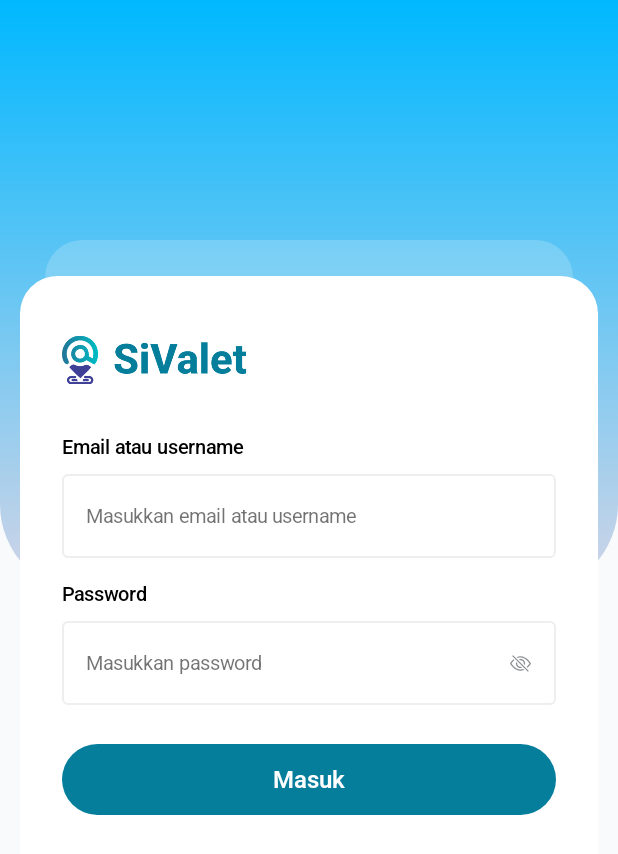
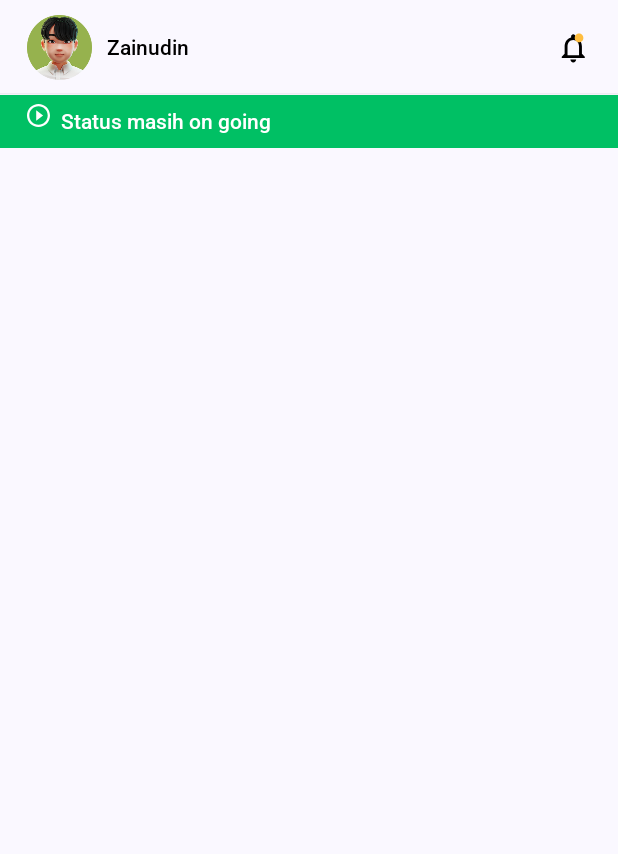
Before and after one commit to FikrTechnology/SiValet_Android, an Android app built with Jetpack Compose: the screen it shows after launch (MainActivity), after a tap on "Masuk", on a phone screen of 412 x 824 dp. Shown: the top 854 px of the screen. Run offline under Robolectric (Android 15) with nearby library versions, the phone set to English and light mode, and no system bars.

Commit message:
Adding Home Screen and Update Strings Login Screen

```diff
--- a/app/src/main/java/com/example/sivalet/navigation/Navigation.kt
+++ b/app/src/main/java/com/example/sivalet/navigation/Navigation.kt
@@ -4,6 +4,7 @@ import androidx.compose.runtime.Composable
 import androidx.navigation.compose.NavHost
 import androidx.navigation.compose.composable
 import androidx.navigation.compose.rememberNavController
+import com.example.sivalet.presentation.home.HomeScreen
 import com.example.sivalet.presentation.login.LoginScreen
 
 @Composable
@@ -15,7 +16,13 @@ fun SetupNavigation() {
         startDestination = Screen.Login.route
     ) {
         composable(route = Screen.Login.route) {
-            LoginScreen()
+            LoginScreen(
+                onClickMasuk = {navController.navigate(Screen.Home.route)},
+                onClickForgotPass = {}
+            )
+        }
+        composable(route = Screen.Home.route) {
+            HomeScreen()
         }
     }
 }
--- a/app/src/main/java/com/example/sivalet/navigation/Screen.kt
+++ b/app/src/main/java/com/example/sivalet/navigation/Screen.kt
@@ -2,4 +2,5 @@ package com.example.sivalet.navigation
 
 sealed class Screen(val route: String) {
     object Login : Screen("login")
+    object Home : Screen("home")
 }
--- /dev/null
+++ b/app/src/main/java/com/example/sivalet/presentation/component/ComponentStatusOngoing.kt
@@ -0,0 +1,41 @@
+package com.example.sivalet.presentation.component
+
+import androidx.compose.foundation.Image
+import androidx.compose.foundation.background
+import androidx.compose.foundation.layout.Box
+import androidx.compose.foundation.layout.Row
+import androidx.compose.foundation.layout.Spacer
+import androidx.compose.foundation.layout.fillMaxWidth
+import androidx.compose.foundation.layout.height
+import androidx.compose.foundation.layout.padding
+import androidx.compose.foundation.layout.width
+import androidx.compose.runtime.Composable
+import androidx.compose.ui.Alignment
+import androidx.compose.ui.Modifier
+import androidx.compose.ui.res.painterResource
+import androidx.compose.ui.unit.dp
+import com.example.sivalet.R
+import com.example.sivalet.ui.theme.HomeStrings
+import com.example.sivalet.ui.theme.SiValetColor
+
+@Composable
+fun InformationStatusOngoing() {
+    Box(
+        modifier = Modifier
+            .fillMaxWidth()
+            .height(35.dp)
+            .background(SiValetColor.Secondary),
+        contentAlignment = Alignment.CenterStart
+    ) {
+        Row(
+            modifier = Modifier.padding(horizontal = 18.dp)
+        ){
+            Image(
+                painter = painterResource(id = R.drawable.ico_ongoing),
+                contentDescription = null
+            )
+            Spacer(modifier = Modifier.width(7.dp))
+            TextBodySemiLargeWhite500(text = HomeStrings.LABEL_ONGOING)
+        }
+    }
+}
--- a/app/src/main/java/com/example/sivalet/presentation/component/ComponentText.kt
+++ b/app/src/main/java/com/example/sivalet/presentation/component/ComponentText.kt
@@ -7,6 +7,7 @@ import androidx.compose.ui.graphics.Color
 import androidx.compose.ui.text.font.FontWeight
 import androidx.compose.ui.text.style.TextDecoration
 import androidx.compose.ui.unit.sp
+import com.example.sivalet.ui.theme.Roboto
 import com.example.sivalet.ui.theme.SiValetColor
 
 //////////////////////////////// TEXT Headline Styles //////////////////////////////////
@@ -59,6 +60,44 @@ fun TextBodyLargeWhite600(
         style = MaterialTheme.typography.bodyLarge,
         color = SiValetColor.White,
         fontWeight = FontWeight.W600
+    )
+}
+
+@Composable
+fun TextBodyLargeBlack500(
+    text: String,
+){
+    Text(
+        text = text,
+        style = MaterialTheme.typography.bodyLarge,
+        color = SiValetColor.Black,
+        fontWeight = FontWeight.W500
+    )
+}
+
+@Composable
+fun TextBodySemiLargeBlack500(
+    text: String,
+){
+    Text(
+        text = text,
+        fontFamily = Roboto,
+        fontSize = 14.sp,
+        color = SiValetColor.Black,
+        fontWeight = FontWeight.W500
+    )
+}
+
+@Composable
+fun TextBodySemiLargeWhite500(
+    text: String,
+){
+    Text(
+        text = text,
+        fontFamily = Roboto,
+        fontSize = 14.sp,
+        color = SiValetColor.White,
+        fontWeight = FontWeight.W500
     )
 }
 
--- /dev/null
+++ b/app/src/main/java/com/example/sivalet/presentation/component/ComponentTopBar.kt
@@ -0,0 +1,104 @@
+package com.example.sivalet.presentation.component
+
+import androidx.compose.foundation.Image
+import androidx.compose.foundation.clickable
+import androidx.compose.foundation.layout.Arrangement
+import androidx.compose.foundation.layout.Box
+import androidx.compose.foundation.layout.Row
+import androidx.compose.foundation.layout.Spacer
+import androidx.compose.foundation.layout.fillMaxWidth
+import androidx.compose.foundation.layout.height
+import androidx.compose.foundation.layout.padding
+import androidx.compose.foundation.layout.width
+import androidx.compose.material3.HorizontalDivider
+import androidx.compose.runtime.Composable
+import androidx.compose.ui.Alignment
+import androidx.compose.ui.Modifier
+import androidx.compose.ui.graphics.painter.Painter
+import androidx.compose.ui.unit.dp
+import com.example.sivalet.ui.theme.SiValetColor
+
+@Composable
+fun TopBarHomeScreen(
+    onlyLogo: Boolean = false,
+    leading: Boolean = false,
+    title: Boolean = false,
+    trailing: Boolean = false,
+    profile: Boolean = false,
+    imgProfile: Painter? = null,
+    nameProfile: String? = null,
+    onClickLeading: () -> Unit = {},
+    onClickTrailing: () -> Unit = {},
+    imgLeading: Painter? = null,
+    textTitle: String? = null,
+    imgTrailing: Painter? = null
+) {
+    Box {
+        Row(
+            modifier = Modifier
+                .fillMaxWidth()
+                .padding(vertical = 10.dp, horizontal = 18.dp),
+            horizontalArrangement = Arrangement.SpaceBetween,
+            verticalAlignment = Alignment.CenterVertically
+        ) {
+            if (onlyLogo){
+                imgLeading?.let {
+                    Image(
+                        painter = it,
+                        contentDescription = null,
+                        modifier = Modifier.height(24.dp)
+                    )
+                }
+            }
+
+            if (leading){
+                imgLeading?.let {
+                    Image(
+                        painter = it,
+                        contentDescription = null,
+                        modifier = Modifier
+                            .height(24.dp)
+                            .clickable { onClickLeading() }
+                    )
+                }
+            }
+
+            if (profile){
+                Row(
+                    verticalAlignment = Alignment.CenterVertically
+                ) {
+                    imgProfile?.let {
+                        Image(
+                            modifier = Modifier.width(43.dp),
+                            painter = it,
+                            contentDescription = null
+                        )
+                    }
+                    Spacer(modifier = Modifier.width(10.dp))
+                    nameProfile?.let { TextBodySemiLargeBlack500(text = it) }
+                }
+            }
+
+            if (title){
+                textTitle?.let { TextBodyLargeBlack500(text = it) }
+            }
+
+            if (trailing){
+                imgTrailing?.let {
+                    Image(
+                        painter = it,
+                        contentDescription = null,
+                        modifier = Modifier
+                            .height(24.dp)
+                            .clickable { onClickTrailing() }
+                    )
+                }
+            }
+        }
+        HorizontalDivider(
+            modifier = Modifier.align(Alignment.BottomCenter),
+            thickness = 1.dp,
+            color = SiValetColor.Black.copy(alpha = 0.05f)
+        )
+    }
+}
--- /dev/null
+++ b/app/src/main/java/com/example/sivalet/presentation/home/HomeScreen.kt
@@ -0,0 +1,41 @@
+package com.example.sivalet.presentation.home
+
+import androidx.compose.foundation.layout.Box
+import androidx.compose.foundation.layout.WindowInsets
+import androidx.compose.foundation.layout.fillMaxSize
+import androidx.compose.foundation.layout.padding
+import androidx.compose.material3.Scaffold
+import androidx.compose.runtime.Composable
+import androidx.compose.ui.Modifier
+import androidx.compose.ui.res.painterResource
+import androidx.compose.ui.tooling.preview.Preview
+import androidx.compose.ui.unit.dp
+import com.example.sivalet.R
+import com.example.sivalet.presentation.component.InformationStatusOngoing
+import com.example.sivalet.presentation.component.TopBarHomeScreen
+
+@Preview(showBackground = true, showSystemUi = true)
+@Composable
+fun HomeScreen(){
+    Scaffold(
+        contentWindowInsets = WindowInsets(0.dp, 0.dp, 0.dp, 0.dp),
+
+        topBar = {
+            TopBarHomeScreen(
+                profile = true,
+                trailing = true,
+                imgProfile = painterResource(id = R.drawable.img_profile),
+                nameProfile = "Zainudin",
+                imgTrailing = painterResource(id = R.drawable.ico_notification)
+            )
+        }
+    ) { paddingValues ->
+        Box(
+            modifier = Modifier
+                .fillMaxSize()
+                .padding(paddingValues)
+        ) {
+            InformationStatusOngoing()
+        }
+    }
+}
--- a/app/src/main/java/com/example/sivalet/presentation/login/LoginScreen.kt
+++ b/app/src/main/java/com/example/sivalet/presentation/login/LoginScreen.kt
@@ -27,17 +27,19 @@ import androidx.compose.ui.Modifier
 import androidx.compose.ui.draw.clip
 import androidx.compose.ui.graphics.Brush
 import androidx.compose.ui.res.painterResource
-import androidx.compose.ui.tooling.preview.Preview
 import androidx.compose.ui.unit.dp
 import com.example.sivalet.R
 import com.example.sivalet.presentation.component.OutlinedTextFieldLogin
 import com.example.sivalet.presentation.component.TextBodyLargeWhite600
 import com.example.sivalet.presentation.component.TextBodySmallOldBlue500
+import com.example.sivalet.ui.theme.LoginStrings
 import com.example.sivalet.ui.theme.SiValetColor
 
-@Preview(showBackground = true)
 @Composable
-fun LoginScreen() {
+fun LoginScreen(
+    onClickMasuk : () -> Unit,
+    onClickForgotPass : () -> Unit
+) {
     var username by remember { mutableStateOf("") }
     var password by remember { mutableStateOf("") }
 
@@ -95,23 +97,23 @@ fun LoginScreen() {
                     Spacer(modifier = Modifier.height(34.dp))
 
                     OutlinedTextFieldLogin(
-                        labelName = "Email atau username",
+                        labelName = LoginStrings.LABEL_USERNAME,
                         value = username,
                         onValueChange = { username = it },
-                        placeholder = "Masukkan email atau username",
+                        placeholder = LoginStrings.PLACEHOLDER_USERNAME,
                     )
 
                     Spacer(modifier = Modifier.height(16.dp))
 
                     OutlinedTextFieldLogin(
-                        labelName = "Password",
+                        labelName = LoginStrings.LABEL_PASSWORD,
                         value = password,
                         onValueChange = { password = it },
-                        placeholder = "Masukkan password",
+                        placeholder = LoginStrings.PLACEHOLDER_PASSWORD,
                         trailingIcon = {
                             Icon(
                                 painter = painterResource(id = R.drawable.ico_eye_hide),
-                                contentDescription = "Icon Eye Hide"
+                                contentDescription = LoginStrings.CD_PASSWORD
                             )
                         }
                     )
@@ -122,10 +124,10 @@ fun LoginScreen() {
                         modifier = Modifier
                             .fillMaxWidth()
                             .height(47.dp),
-                        onClick = { /*TODO*/ },
+                        onClick = { onClickMasuk() },
                         colors = ButtonDefaults.buttonColors(SiValetColor.Primary)
                     ) {
-                        TextBodyLargeWhite600(text = "Masuk")
+                        TextBodyLargeWhite600(text = LoginStrings.BUTTON_MASUK)
                     }
 
                     Spacer(modifier = Modifier.height(10.dp))
@@ -135,9 +137,9 @@ fun LoginScreen() {
                         contentAlignment = Alignment.CenterEnd
                     ) {
                         TextButton(
-                            onClick = { /*TODO*/ }
+                            onClick = { onClickForgotPass() }
                         ) {
-                            TextBodySmallOldBlue500(text = "Lupa Password ?")
+                            TextBodySmallOldBlue500(text = LoginStrings.TEXT_BUTTON_FORGOT_PASS)
                         }
                     }
                 }
--- /dev/null
+++ b/app/src/main/res/drawable/ico_notification.xml
@@ -0,0 +1,16 @@
+<vector xmlns:android="http://schemas.android.com/apk/res/android"
+    android:width="24dp"
+    android:height="25dp"
+    android:viewportWidth="24"
+    android:viewportHeight="25">
+  <group>
+    <clip-path
+        android:pathData="M0,0.5h24v24h-24z"/>
+    <path
+        android:pathData="M12,22.5C13.1,22.5 14,21.6 14,20.5H10C10,21.6 10.9,22.5 12,22.5ZM18,16.5V11.5C18,8.43 16.37,5.86 13.5,5.18V4.5C13.5,3.67 12.83,3 12,3C11.17,3 10.5,3.67 10.5,4.5V5.18C7.64,5.86 6,8.42 6,11.5V16.5L4,18.5V19.5H20V18.5L18,16.5ZM16,17.5H8V11.5C8,9.02 9.51,7 12,7C14.49,7 16,9.02 16,11.5V17.5Z"
+        android:fillColor="#000000"/>
+    <path
+        android:pathData="M16,5.5m-3,0a3,3 0,1 1,6 0a3,3 0,1 1,-6 0"
+        android:fillColor="#FFBE40"/>
+  </group>
+</vector>
--- /dev/null
+++ b/app/src/main/res/drawable/ico_ongoing.xml
@@ -0,0 +1,9 @@
+<vector xmlns:android="http://schemas.android.com/apk/res/android"
+    android:width="15dp"
+    android:height="15dp"
+    android:viewportWidth="15"
+    android:viewportHeight="15">
+  <path
+      android:pathData="M6,10.875L10.5,7.5L6,4.125V10.875ZM7.5,0C3.36,0 0,3.36 0,7.5C0,11.64 3.36,15 7.5,15C11.64,15 15,11.64 15,7.5C15,3.36 11.64,0 7.5,0ZM7.5,13.5C4.193,13.5 1.5,10.807 1.5,7.5C1.5,4.193 4.193,1.5 7.5,1.5C10.807,1.5 13.5,4.193 13.5,7.5C13.5,10.807 10.807,13.5 7.5,13.5Z"
+      android:fillColor="#ffffff"/>
+</vector>
```
Also changed, not shown: app/src/main/java/com/example/sivalet/ui/theme/Strings.kt (added, +29 -0 lines), app/src/main/res/drawable/ico_akun_black.xml (added, +13 -0 lines), app/src/main/res/drawable/ico_akun_gray.xml (added, +14 -0 lines), app/src/main/res/drawable/ico_home_black.xml (added, +13 -0 lines), app/src/main/res/drawable/ico_home_gray.xml (added, +14 -0 lines), app/src/main/res/drawable/ico_riwayat_black.xml (added, +13 -0 lines), app/src/main/res/drawable/ico_riwayat_gray.xml (added, +14 -0 lines), app/src/main/res/drawable/ico_tugas_black.xml (added, +13 -0 lines), app/src/main/res/drawable/ico_tugas_gray.xml (added, +14 -0 lines), app/src/main/res/drawable/img_profile.png (added).
